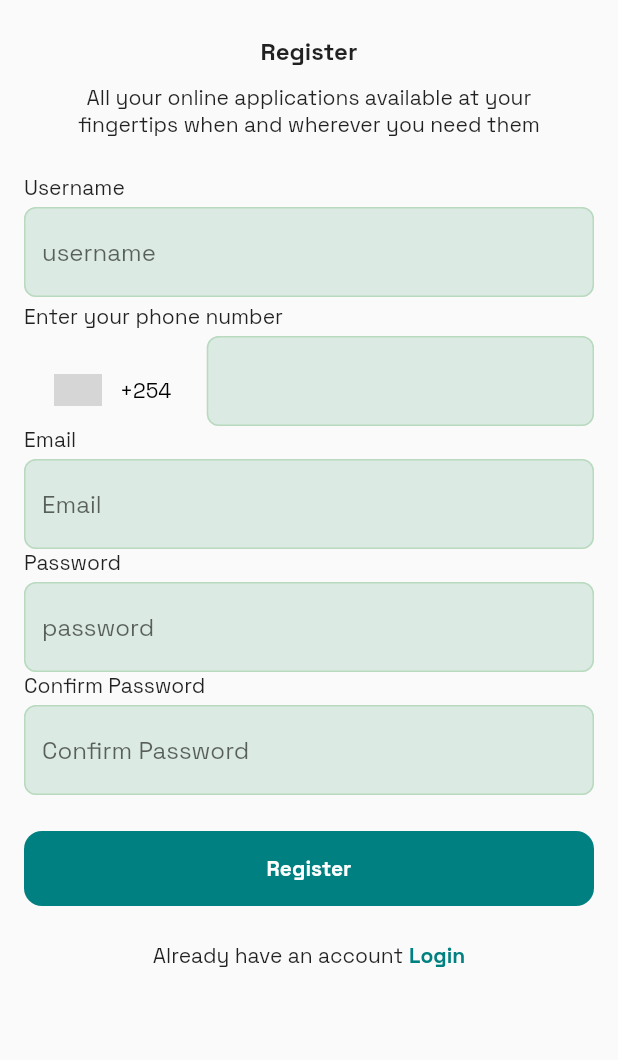
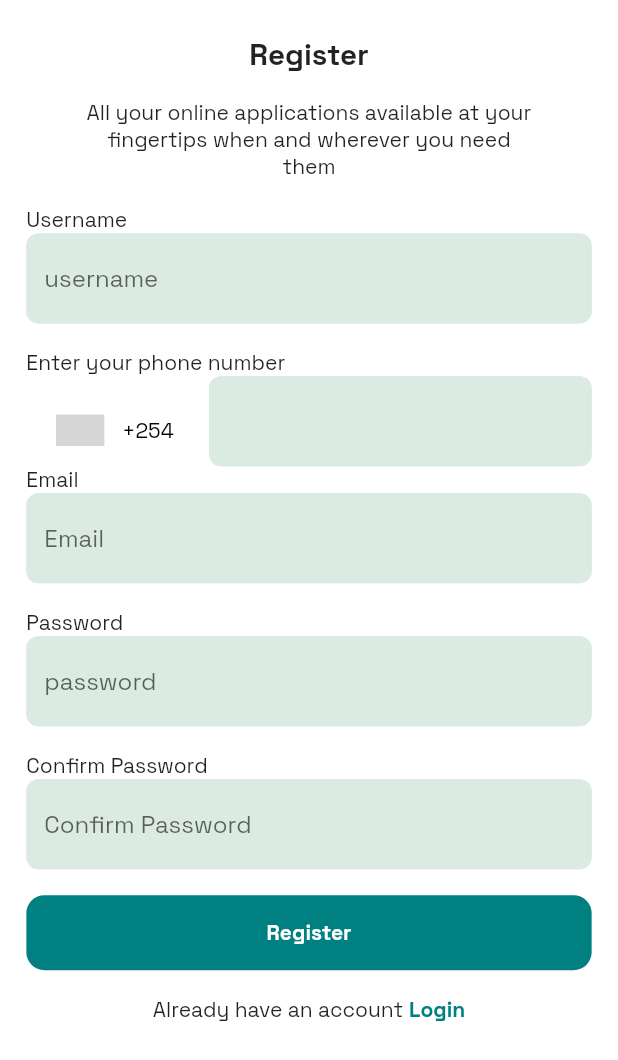
Before and after one commit to Crucialjun/mobile_cyber, a Flutter app: the screen it shows after launch, after a tap on "SKIP", on a phone screen of 412 x 824 dp. Shown: the top 1060 px of the screen. Run offline on Flutter 3.47's test engine with Material 2 defaults, Android fonts, the phone set to English and light mode, and no system bars; drawn by our look-alikes of intl_phone_number_input; our stand-ins replace flutter_screenutil, flutter_svg, google_fonts, hooks_riverpod, smooth_page_indicator; grey boxes are pictures that could not be loaded.

Commit message:
update colors class

```diff
--- a/lib/features/auth/screens/login_screen.dart
+++ b/lib/features/auth/screens/login_screen.dart
@@ -72,7 +72,7 @@ class LoginScreen extends StatelessWidget {
                     alignment: Alignment.centerRight,
                     child: Text(
                       "Forgot Password",
-                      style: TextStyle(color: appMainColor),
+                      style: TextStyle(color: AppColors.appMainColor),
                     ),
                   ),
                   const SizedBox(
@@ -80,7 +80,7 @@ class LoginScreen extends StatelessWidget {
                   ),
                   Container(
                     decoration: BoxDecoration(
-                        color: appMainColor,
+                        color: AppColors.appMainColor,
                         borderRadius: BorderRadius.circular(12)),
                     child: const Padding(
                       padding: EdgeInsets.all(16.0),
@@ -103,9 +103,9 @@ class LoginScreen extends StatelessWidget {
                   const SizedBox(
                     height: 36,
                   ),
-                  Row(
+                  const Row(
                     mainAxisAlignment: MainAxisAlignment.spaceBetween,
-                    children: const [
+                    children: [
                       SocialButton(
                         text: "Facebook",
                         asset: "assets/svgs/facebook_svg.svg",
@@ -119,9 +119,9 @@ class LoginScreen extends StatelessWidget {
                   const SizedBox(
                     height: 36,
                   ),
-                  Row(
+                  const Row(
                     mainAxisAlignment: MainAxisAlignment.center,
-                    children: const [
+                    children: [
                       Text("Dont have an account"),
                       SizedBox(
                         width: 4,
@@ -129,7 +129,8 @@ class LoginScreen extends StatelessWidget {
                       Text(
                         "Register",
                         style: TextStyle(
-                            color: appMainColor, fontWeight: FontWeight.bold),
+                            color: AppColors.appMainColor,
+                            fontWeight: FontWeight.bold),
                       )
                     ],
                   )
--- a/lib/features/auth/screens/sign_up_screen.dart
+++ b/lib/features/auth/screens/sign_up_screen.dart
@@ -1,4 +1,5 @@
 import 'package:flutter/material.dart';
+import 'package:flutter_screenutil/flutter_screenutil.dart';
 import 'package:intl_phone_number_input/intl_phone_number_input.dart';
 import 'package:mobile_cyber/features/auth/screens/login_screen.dart';
 import 'package:mobile_cyber/utils/constants.dart';
@@ -23,10 +24,11 @@ class _SignUpScreenState extends State<SignUpScreen> {
   @override
   Widget build(BuildContext context) {
     return Scaffold(
+      backgroundColor: Colors.white,
       body: SafeArea(
         child: SingleChildScrollView(
           child: Padding(
-            padding: const EdgeInsets.symmetric(horizontal: 16),
+            padding: EdgeInsets.symmetric(horizontal: 16.w),
             child: Form(
               key: _formKey,
               child: Column(
@@ -35,14 +37,14 @@ class _SignUpScreenState extends State<SignUpScreen> {
                     const SizedBox(
                       height: 24,
                     ),
-                    const Text(
+                    Text(
                       "Register",
                       textAlign: TextAlign.center,
-                      style:
-                          TextStyle(fontSize: 16, fontWeight: FontWeight.bold),
+                      style: TextStyle(
+                          fontSize: 18.sp, fontWeight: FontWeight.bold),
                     ),
-                    const SizedBox(
-                      height: 12,
+                    SizedBox(
+                      height: 14.h,
                     ),
                     const Padding(
                       padding: EdgeInsets.symmetric(horizontal: 36.0),
@@ -51,14 +53,11 @@ class _SignUpScreenState extends State<SignUpScreen> {
                         textAlign: TextAlign.center,
                       ),
                     ),
-                    const SizedBox(
-                      height: 24,
+                    SizedBox(
+                      height: 14.h,
                     ),
                     const Text(
                       "Username",
-                    ),
-                    const SizedBox(
-                      height: 4,
                     ),
                     TextFormField(
                         validator: (value) {
@@ -66,13 +65,10 @@ class _SignUpScreenState extends State<SignUpScreen> {
                         },
                         decoration: const CustomTextFieldDecoration(
                             hintStringText: "username")),
-                    const SizedBox(
-                      height: 4,
+                    SizedBox(
+                      height: 14.h,
                     ),
                     const Text("Enter your phone number"),
-                    const SizedBox(
-                      height: 4,
-                    ),
                     InternationalPhoneNumberInput(
                       autofillHints: const [AutofillHints.telephoneNumber],
                       hintText: "Enter your phone here",
@@ -104,32 +100,29 @@ class _SignUpScreenState extends State<SignUpScreen> {
                     const Text(
                       "Email",
                     ),
-                    const SizedBox(
-                      height: 4,
-                    ),
                     const TextField(
                         decoration:
                             CustomTextFieldDecoration(hintStringText: "Email")),
+                    SizedBox(
+                      height: 14.h,
+                    ),
                     const Text(
                       "Password",
-                    ),
-                    const SizedBox(
-                      height: 4,
                     ),
                     const TextField(
                         decoration: CustomTextFieldDecoration(
                             hintStringText: "password")),
+                    SizedBox(
+                      height: 14.h,
+                    ),
                     const Text(
                       "Confirm Password",
-                    ),
-                    const SizedBox(
-                      height: 4,
                     ),
                     const TextField(
                         decoration: CustomTextFieldDecoration(
                             hintStringText: "Confirm Password")),
-                    const SizedBox(
-                      height: 24,
+                    SizedBox(
+                      height: 14.h,
                     ),
                     InkWell(
                       onTap: () {
@@ -137,7 +130,7 @@ class _SignUpScreenState extends State<SignUpScreen> {
                       },
                       child: Container(
                         decoration: BoxDecoration(
-                            color: appMainColor,
+                            color: AppColors.appMainColor,
                             borderRadius: BorderRadius.circular(12)),
                         child: const Padding(
                           padding: EdgeInsets.all(16.0),
@@ -152,8 +145,8 @@ class _SignUpScreenState extends State<SignUpScreen> {
                         ),
                       ),
                     ),
-                    const SizedBox(
-                      height: 24,
+                    SizedBox(
+                      height: 14.h,
                     ),
                     Row(
                       mainAxisAlignment: MainAxisAlignment.center,
@@ -170,7 +163,7 @@ class _SignUpScreenState extends State<SignUpScreen> {
                           child: const Text(
                             "Login",
                             style: TextStyle(
-                                color: appMainColor,
+                                color: AppColors.appMainColor,
                                 fontWeight: FontWeight.bold),
                           ),
                         )
--- a/lib/features/common/widgets/social_button.dart
+++ b/lib/features/common/widgets/social_button.dart
@@ -15,7 +15,8 @@ class SocialButton extends StatelessWidget {
   Widget build(BuildContext context) {
     return Container(
       decoration: BoxDecoration(
-          borderRadius: BorderRadius.circular(12), color: textFieldBackground),
+          borderRadius: BorderRadius.circular(12),
+          color: AppColors.textFieldBackground),
       child: Wrap(
         children: [
           Padding(
--- a/lib/features/onboarding/screens/onboarding_screen.dart
+++ b/lib/features/onboarding/screens/onboarding_screen.dart
@@ -61,7 +61,8 @@ class _OnboardingScreenState extends ConsumerState<OnboardingScreen> {
                   ),
                 ),
                 SmoothPageIndicator(
-                    effect: const SlideEffect(activeDotColor: appMainColor),
+                    effect: const SlideEffect(
+                        activeDotColor: AppColors.appMainColor),
                     controller:
                         ref.watch(onboardingControllerProvider).controller,
                     count: _onboardingItems.length),
--- a/lib/main.dart
+++ b/lib/main.dart
@@ -16,7 +16,7 @@ class MyApp extends StatelessWidget {
   @override
   Widget build(BuildContext context) {
     return ScreenUtilInit(
-      designSize: const Size(414, 736),
+      designSize: const Size(375, 667),
       minTextAdapt: true,
       splitScreenMode: true,
       builder: (context, child) {
--- a/lib/utils/constants.dart
+++ b/lib/utils/constants.dart
@@ -1,5 +1,9 @@
 import 'package:flutter/material.dart';
 
-const Color appMainColor = Color(0xff008080);
-const Color textFieldBackground = Color(0xffdbeae2);
-const Color textFieldOutline = Color(0xffb9dabf);
+class AppColors {
+  AppColors._();
+
+  static const Color appMainColor = Color(0xff008080);
+  static const Color textFieldBackground = Color(0xffdbeae2);
+  static const Color textFieldOutline = Color(0xffb9dabf);
+}
--- a/lib/utils/customTextFormDecoration.dart
+++ b/lib/utils/customTextFormDecoration.dart
@@ -14,23 +14,24 @@ class CustomTextFieldDecoration extends InputDecoration {
   bool? get filled => true;
 
   @override
-  Color? get fillColor => textFieldBackground;
+  Color? get fillColor => AppColors.textFieldBackground;
 
   @override
   InputBorder? get enabledBorder => OutlineInputBorder(
-        borderSide: const BorderSide(color: textFieldOutline),
+        borderSide: const BorderSide(color: AppColors.textFieldBackground),
         borderRadius: BorderRadius.circular(8),
       );
 
   @override
   InputBorder? get focusedBorder => OutlineInputBorder(
-        borderSide: const BorderSide(color: textFieldOutline, width: 4),
+        borderSide:
+            const BorderSide(color: AppColors.textFieldBackground, width: 4),
         borderRadius: BorderRadius.circular(8),
       );
 
   @override
   InputBorder? get border => OutlineInputBorder(
-        borderSide: const BorderSide(color: textFieldOutline),
+        borderSide: const BorderSide(color: AppColors.textFieldBackground),
         borderRadius: BorderRadius.circular(8),
       );
 }
```
Also changed, not shown: 1 other file.
